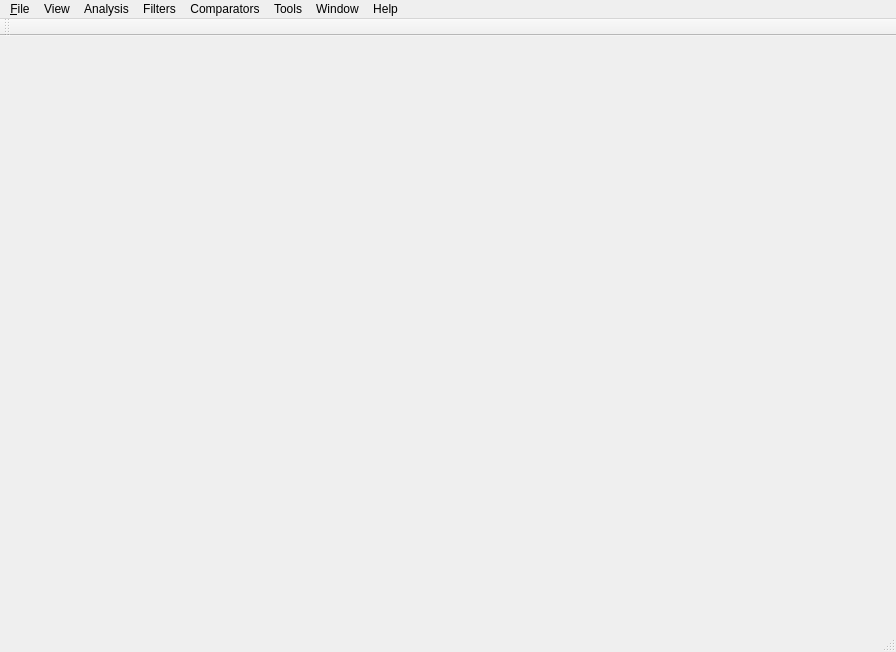
WhisperingWindLinux/ImageDiff, file presentation/forms/mainwindow.ui: the form before one commit.
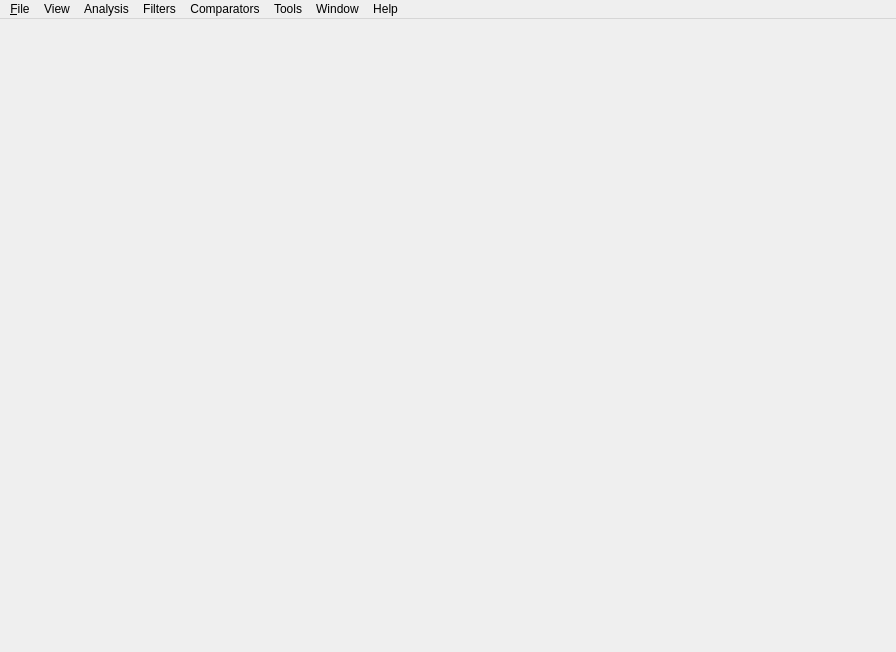
The form after the commit.

The edit to the form file:
```diff
--- a/presentation/forms/mainwindow.ui
+++ b/presentation/forms/mainwindow.ui
@@ -115,18 +115,6 @@
    <addaction name="menuWindow"/>
    <addaction name="menuHelp"/>
   </widget>
-  <widget class="QStatusBar" name="statusbar"/>
-  <widget class="QToolBar" name="toolBar">
-   <property name="windowTitle">
-    <string>toolBar</string>
-   </property>
-   <attribute name="toolBarArea">
-    <enum>TopToolBarArea</enum>
-   </attribute>
-   <attribute name="toolBarBreak">
-    <bool>false</bool>
-   </attribute>
-  </widget>
   <action name="actionOpenImages">
    <property name="text">
     <string>Open Images For Comparison</string>
```
Left out of the diff: 11 changed lines with no effect on the pictures.
